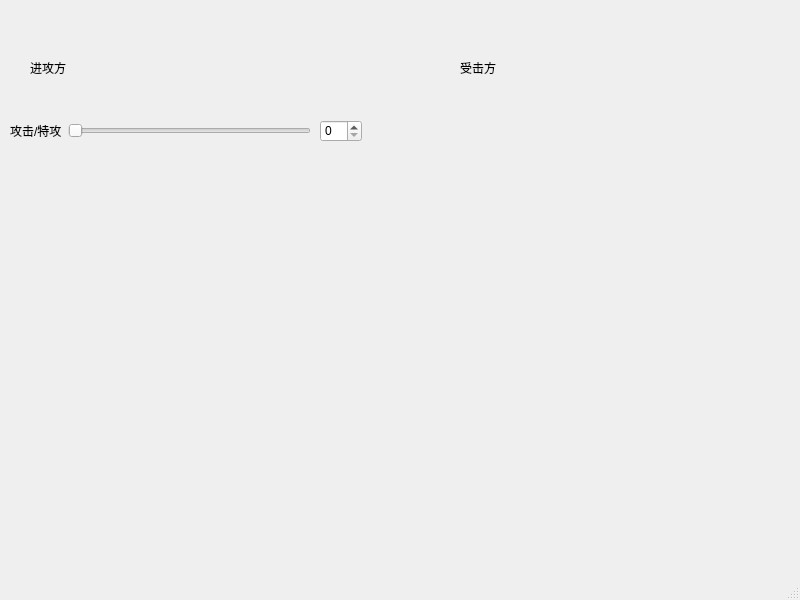
The window that damagewindow.ui (syriku/PokemonResistanceCalculator) describes before a commit, drawn with Qt 5.
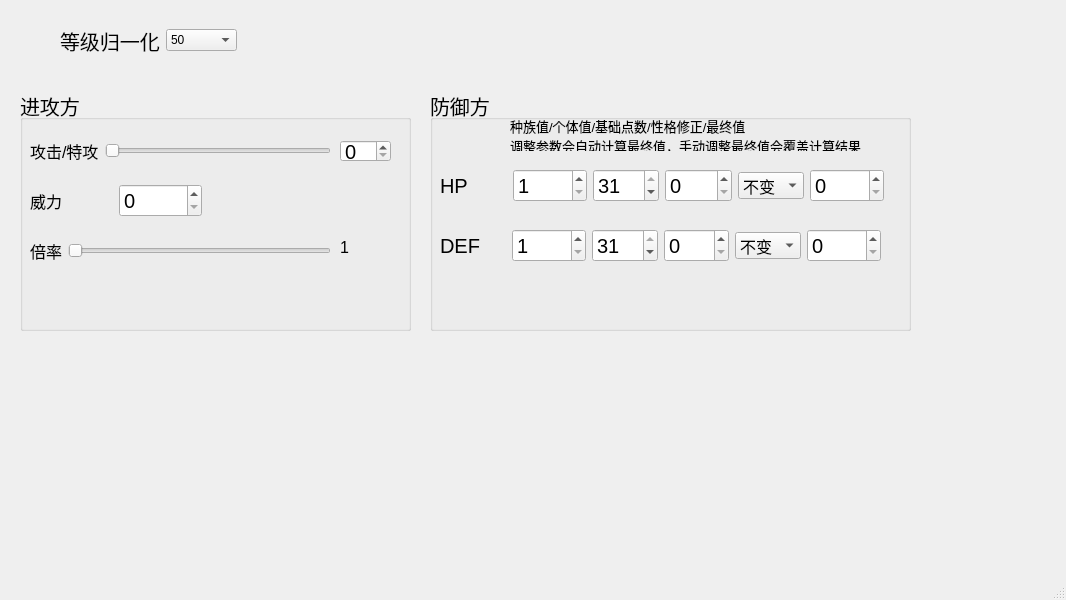
The same window after the commit.

The edit to the form file:
```diff
--- a/damagewindow.ui
+++ b/damagewindow.ui
@@ -6,7 +6,7 @@
    <rect>
     <x>0</x>
     <y>0</y>
-    <width>800</width>
+    <width>1066</width>
     <height>600</height>
    </rect>
   </property>
@@ -14,68 +14,389 @@
    <string>MainWindow</string>
   </property>
   <widget class="QWidget" name="centralwidget">
-   <widget class="QLabel" name="label">
+   <widget class="QGroupBox" name="groupBox">
     <property name="geometry">
      <rect>
-      <x>30</x>
-      <y>60</y>
-      <width>53</width>
-      <height>15</height>
+      <x>20</x>
+      <y>90</y>
+      <width>391</width>
+      <height>241</height>
      </rect>
     </property>
-    <property name="text">
+    <property name="font">
+     <font>
+      <pointsize>15</pointsize>
+     </font>
+    </property>
+    <property name="title">
      <string>进攻方</string>
     </property>
+    <widget class="QWidget" name="horizontalLayoutWidget">
+     <property name="geometry">
+      <rect>
+       <x>10</x>
+       <y>40</y>
+       <width>301</width>
+       <height>41</height>
+      </rect>
+     </property>
+     <layout class="QHBoxLayout" name="horizontalLayout">
+      <item>
+       <widget class="QLabel" name="label_3">
+        <property name="font">
+         <font>
+          <pointsize>12</pointsize>
+         </font>
+        </property>
+        <property name="text">
+         <string>攻击/特攻</string>
+        </property>
+       </widget>
+      </item>
+      <item>
+       <widget class="QSlider" name="hs_Attack">
+        <property name="orientation">
+         <enum>Qt::Orientation::Horizontal</enum>
+        </property>
+       </widget>
+      </item>
+     </layout>
+    </widget>
+    <widget class="QSpinBox" name="sb_Attack">
+     <property name="geometry">
+      <rect>
+       <x>320</x>
+       <y>50</y>
+       <width>51</width>
+       <height>22</height>
+      </rect>
+     </property>
+    </widget>
+    <widget class="QWidget" name="horizontalLayoutWidget_4">
+     <property name="geometry">
+      <rect>
+       <x>10</x>
+       <y>90</y>
+       <width>172</width>
+       <height>41</height>
+      </rect>
+     </property>
+     <layout class="QHBoxLayout" name="horizontalLayout_4">
+      <item>
+       <widget class="QLabel" name="label_4">
+        <property name="font">
+         <font>
+          <pointsize>12</pointsize>
+         </font>
+        </property>
+        <property name="text">
+         <string>威力</string>
+        </property>
+       </widget>
+      </item>
+      <item>
+       <widget class="QSpinBox" name="spinBox_5"/>
+      </item>
+     </layout>
+    </widget>
+    <widget class="QWidget" name="horizontalLayoutWidget_5">
+     <property name="geometry">
+      <rect>
+       <x>10</x>
+       <y>140</y>
+       <width>301</width>
+       <height>41</height>
+      </rect>
+     </property>
+     <layout class="QHBoxLayout" name="horizontalLayout_5">
+      <item>
+       <widget class="QLabel" name="label_5">
+        <property name="font">
+         <font>
+          <pointsize>12</pointsize>
+         </font>
+        </property>
+        <property name="text">
+         <string>倍率</string>
+        </property>
+       </widget>
+      </item>
+      <item>
+       <widget class="QSlider" name="hs_Attack_2">
+        <property name="maximum">
+         <number>16</number>
+        </property>
+        <property name="singleStep">
+         <number>1</number>
+        </property>
+        <property name="orientation">
+         <enum>Qt::Orientation::Horizontal</enum>
+        </property>
+       </widget>
+      </item>
+     </layout>
+    </widget>
+    <widget class="QLabel" name="label_6">
+     <property name="geometry">
+      <rect>
+       <x>320</x>
+       <y>150</y>
+       <width>53</width>
+       <height>15</height>
+      </rect>
+     </property>
+     <property name="font">
+      <font>
+       <pointsize>12</pointsize>
+      </font>
+     </property>
+     <property name="text">
+      <string>1</string>
+     </property>
+    </widget>
    </widget>
-   <widget class="QLabel" name="label_2">
+   <widget class="QGroupBox" name="groupBox_2">
     <property name="geometry">
      <rect>
-      <x>460</x>
-      <y>60</y>
-      <width>53</width>
-      <height>15</height>
+      <x>430</x>
+      <y>90</y>
+      <width>481</width>
+      <height>241</height>
      </rect>
     </property>
-    <property name="text">
-     <string>受击方</string>
+    <property name="font">
+     <font>
+      <pointsize>15</pointsize>
+     </font>
     </property>
+    <property name="title">
+     <string>防御方</string>
+    </property>
+    <widget class="QWidget" name="horizontalLayoutWidget_2">
+     <property name="geometry">
+      <rect>
+       <x>10</x>
+       <y>70</y>
+       <width>444</width>
+       <height>51</height>
+      </rect>
+     </property>
+     <layout class="QHBoxLayout" name="horizontalLayout_2">
+      <item>
+       <widget class="QLabel" name="label">
+        <property name="text">
+         <string>HP</string>
+        </property>
+       </widget>
+      </item>
+      <item>
+       <widget class="QSpinBox" name="spinBox">
+        <property name="minimum">
+         <number>1</number>
+        </property>
+        <property name="maximum">
+         <number>1000</number>
+        </property>
+       </widget>
+      </item>
+      <item>
+       <widget class="QSpinBox" name="spinBox_2">
+        <property name="prefix">
+         <string/>
+        </property>
+        <property name="maximum">
+         <number>31</number>
+        </property>
+        <property name="value">
+         <number>31</number>
+        </property>
+       </widget>
+      </item>
+      <item>
+       <widget class="QSpinBox" name="spinBox_3">
+        <property name="maximum">
+         <number>252</number>
+        </property>
+        <property name="singleStep">
+         <number>4</number>
+        </property>
+       </widget>
+      </item>
+      <item>
+       <widget class="QComboBox" name="comboBox">
+        <property name="font">
+         <font>
+          <pointsize>12</pointsize>
+         </font>
+        </property>
+        <item>
+         <property name="text">
+          <string>不变</string>
+         </property>
+        </item>
+        <item>
+         <property name="text">
+          <string>+</string>
+         </property>
+        </item>
+        <item>
+         <property name="text">
+          <string>-</string>
+         </property>
+        </item>
+       </widget>
+      </item>
+      <item>
+       <widget class="QSpinBox" name="spinBox_4">
+        <property name="maximum">
+         <number>1000</number>
+        </property>
+       </widget>
+      </item>
+     </layout>
+    </widget>
+    <widget class="QLabel" name="label_7">
+     <property name="geometry">
+      <rect>
+       <x>80</x>
+       <y>30</y>
+       <width>371</width>
+       <height>31</height>
+      </rect>
+     </property>
+     <property name="font">
+      <font>
+       <pointsize>10</pointsize>
+      </font>
+     </property>
+     <property name="text">
+      <string>种族值/个体值/基础点数/性格修正/最终值
+调整参数会自动计算最终值，手动调整最终值会覆盖计算结果</string>
+     </property>
+    </widget>
+    <widget class="QWidget" name="horizontalLayoutWidget_6">
+     <property name="geometry">
+      <rect>
+       <x>10</x>
+       <y>130</y>
+       <width>441</width>
+       <height>51</height>
+      </rect>
+     </property>
+     <layout class="QHBoxLayout" name="horizontalLayout_6">
+      <item>
+       <widget class="QLabel" name="label_8">
+        <property name="text">
+         <string>DEF</string>
+        </property>
+       </widget>
+      </item>
+      <item>
+       <widget class="QSpinBox" name="spinBox_6">
+        <property name="minimum">
+         <number>1</number>
+        </property>
+        <property name="maximum">
+         <number>1000</number>
+        </property>
+       </widget>
+      </item>
+      <item>
+       <widget class="QSpinBox" name="spinBox_7">
+        <property name="prefix">
+         <string/>
+        </property>
+        <property name="maximum">
+         <number>31</number>
+        </property>
+        <property name="value">
+         <number>31</number>
+        </property>
+       </widget>
+      </item>
+      <item>
+       <widget class="QSpinBox" name="spinBox_8">
+        <property name="maximum">
+         <number>252</number>
+        </property>
+        <property name="singleStep">
+         <number>4</number>
+        </property>
+       </widget>
+      </item>
+      <item>
+       <widget class="QComboBox" name="comboBox_2">
+        <property name="font">
+         <font>
+          <pointsize>12</pointsize>
+          <kerning>true</kerning>
+         </font>
+        </property>
+        <item>
+         <property name="text">
+          <string>不变</string>
+         </property>
+        </item>
+        <item>
+         <property name="text">
+          <string>+</string>
+         </property>
+        </item>
+        <item>
+         <property name="text">
+          <string>-</string>
+         </property>
+        </item>
+       </widget>
+      </item>
+      <item>
+       <widget class="QSpinBox" name="spinBox_9">
+        <property name="maximum">
+         <number>1000</number>
+        </property>
+       </widget>
+      </item>
+     </layout>
+    </widget>
    </widget>
-   <widget class="QWidget" name="horizontalLayoutWidget">
+   <widget class="QWidget" name="horizontalLayoutWidget_3">
     <property name="geometry">
      <rect>
-      <x>10</x>
-      <y>110</y>
-      <width>301</width>
-      <height>41</height>
+      <x>60</x>
+      <y>10</y>
+      <width>177</width>
+      <height>61</height>
      </rect>
     </property>
-    <layout class="QHBoxLayout" name="horizontalLayout">
+    <layout class="QHBoxLayout" name="horizontalLayout_3">
      <item>
-      <widget class="QLabel" name="label_3">
+      <widget class="QLabel" name="label_2">
+       <property name="font">
+        <font>
+         <pointsize>15</pointsize>
+        </font>
+       </property>
        <property name="text">
-        <string>攻击/特攻</string>
+        <string>等级归一化</string>
        </property>
       </widget>
      </item>
      <item>
-      <widget class="QSlider" name="hs_Attack">
-       <property name="orientation">
-        <enum>Qt::Orientation::Horizontal</enum>
-       </property>
+      <widget class="QComboBox" name="cb_Level">
+       <item>
+        <property name="text">
+         <string>50</string>
+        </property>
+       </item>
+       <item>
+        <property name="text">
+         <string>100</string>
+        </property>
+       </item>
       </widget>
      </item>
     </layout>
    </widget>
-   <widget class="QSpinBox" name="sb_Attack">
-    <property name="geometry">
-     <rect>
-      <x>320</x>
-      <y>120</y>
-      <width>42</width>
-      <height>22</height>
-     </rect>
-    </property>
-   </widget>
   </widget>
   <widget class="QMenuBar" name="menubar">
    <property name="geometry">
```
Left out of the diff: 4 changed lines with no effect on the pictures.
